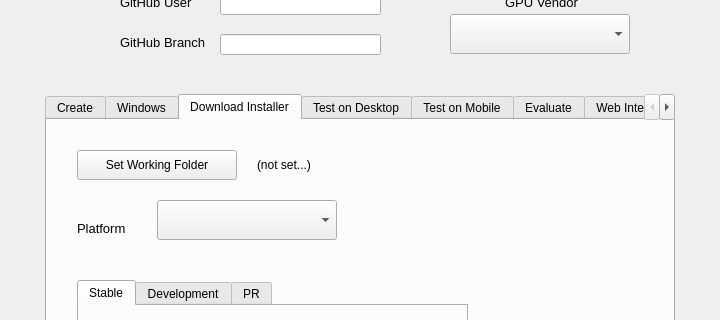
Before: the Qt Designer form tools/nitpick/ui/Nitpick.ui in NissimHadar/hifi, drawn with Qt 5; both pictures show x 0 to 720 and y 82 to 402 of the 720 by 870 pixel window.
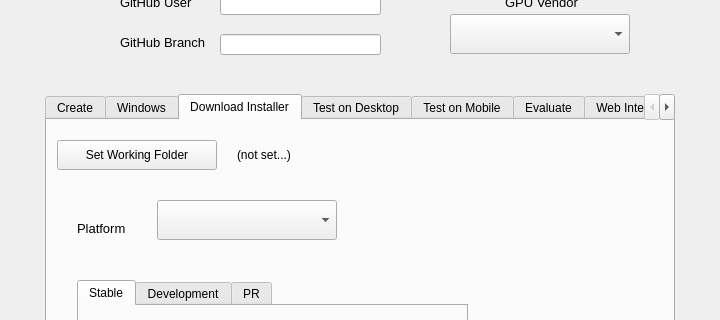
After: the same form once the commit is applied. The open tabs and pages were chosen to show the change.

What changed in the file:
```diff
--- a/tools/nitpick/ui/Nitpick.ui
+++ b/tools/nitpick/ui/Nitpick.ui
@@ -366,8 +366,8 @@
      <widget class="QLabel" name="workingFolderRunOnDesktopLabel_2">
       <property name="geometry">
        <rect>
-        <x>210</x>
-        <y>30</y>
+        <x>190</x>
+        <y>20</y>
         <width>320</width>
         <height>30</height>
        </rect>
@@ -379,8 +379,8 @@
      <widget class="QPushButton" name="setWorkingFolderDownloadInstallerPushbutton">
       <property name="geometry">
        <rect>
-        <x>30</x>
-        <y>30</y>
+        <x>10</x>
+        <y>20</y>
         <width>160</width>
         <height>30</height>
        </rect>
```
Left out of the diff: 2 changed lines with no effect on the pictures.
